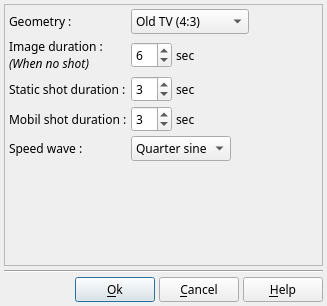
Above: DlgProject.ui from boenki/ffdiaporama before the change. Below: the same form after it.
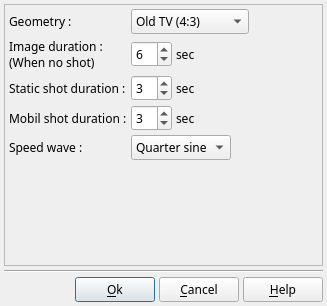
That is the form after the change. Icons and pictures are not drawn.

Commit message: - Déplacement des variables SoundVolume, StartPos et EndPos de cDiaporamaObject ou cDiaporamaShot vers cVideoFileWrapper (Préparation à l'inclusion d'objet dans les blocs) - Corrige un bug lors des chargements de projet : Si un fichier n'est pas trouvé (déplacement/renommage), propose d'en sélectionner un autre - Mise à jour du fichier de langue pour le français

```diff
--- a/DlgProject.ui
+++ b/DlgProject.ui
@@ -111,12 +111,8 @@
        <item row="1" column="0">
         <widget class="QLabel" name="label_5">
          <property name="text">
-          <string>&lt;!DOCTYPE HTML PUBLIC &quot;-//W3C//DTD HTML 4.0//EN&quot; &quot;http://www.w3.org/TR/REC-html40/strict.dtd&quot;&gt;
-&lt;html&gt;&lt;head&gt;&lt;meta name=&quot;qrichtext&quot; content=&quot;1&quot; /&gt;&lt;style type=&quot;text/css&quot;&gt;
-p, li { white-space: pre-wrap; }
-&lt;/style&gt;&lt;/head&gt;&lt;body style=&quot; font-family:'Sans Serif'; font-size:11pt; font-weight:400; font-style:normal;&quot;&gt;
-&lt;p style=&quot; margin-top:0px; margin-bottom:0px; margin-left:0px; margin-right:0px; -qt-block-indent:0; text-indent:0px;&quot;&gt;&lt;span style=&quot; font-size:9pt;&quot;&gt;Image duration :&lt;/span&gt;&lt;/p&gt;
-&lt;p style=&quot; margin-top:0px; margin-bottom:0px; margin-left:0px; margin-right:0px; -qt-block-indent:0; text-indent:0px;&quot;&gt;&lt;span style=&quot; font-size:9pt; font-style:italic;&quot;&gt;(When no shot)&lt;/span&gt;&lt;/p&gt;&lt;/body&gt;&lt;/html&gt;</string>
+          <string>Image duration :
+(When no shot)</string>
          </property>
         </widget>
        </item>
```
The commit also changes 26 other files.
